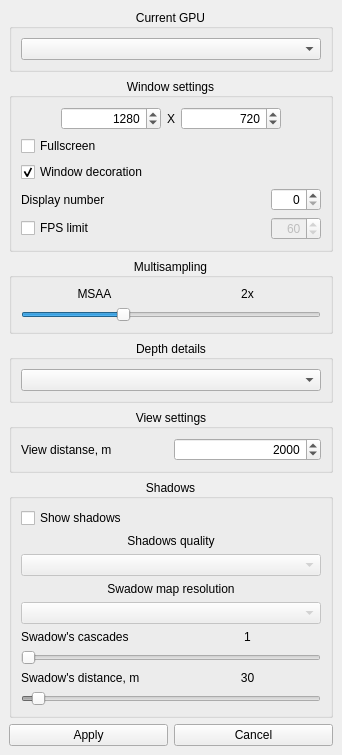
The window that launcher/forms/graphsettingswindow.ui (maisvendoo/RRS) describes before a commit, drawn with Qt 5.
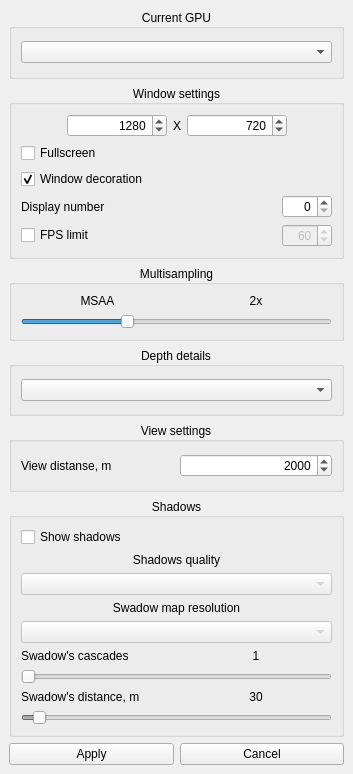
The same window after the commit.

Commit message: Накидываю примерную структуру логики работы модуля воода/вывода

The edit to the form file:
```diff
--- a/launcher/forms/graphsettingswindow.ui
+++ b/launcher/forms/graphsettingswindow.ui
@@ -5,6 +5,14 @@
   <property name="windowModality">
    <enum>Qt::WindowModal</enum>
   </property>
+  <property name="geometry">
+   <rect>
+    <x>0</x>
+    <y>0</y>
+    <width>353</width>
+    <height>774</height>
+   </rect>
+  </property>
   <property name="sizePolicy">
    <sizepolicy hsizetype="Minimum" vsizetype="Minimum">
     <horstretch>0</horstretch>
```
The commit also changes 2 other files.
